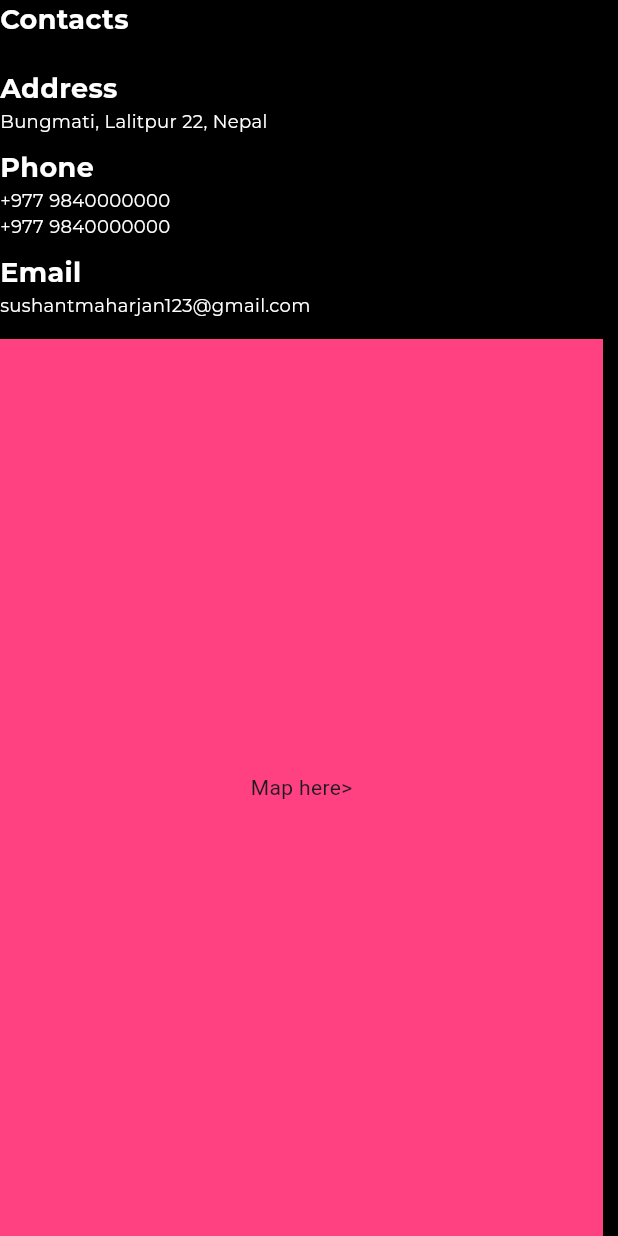
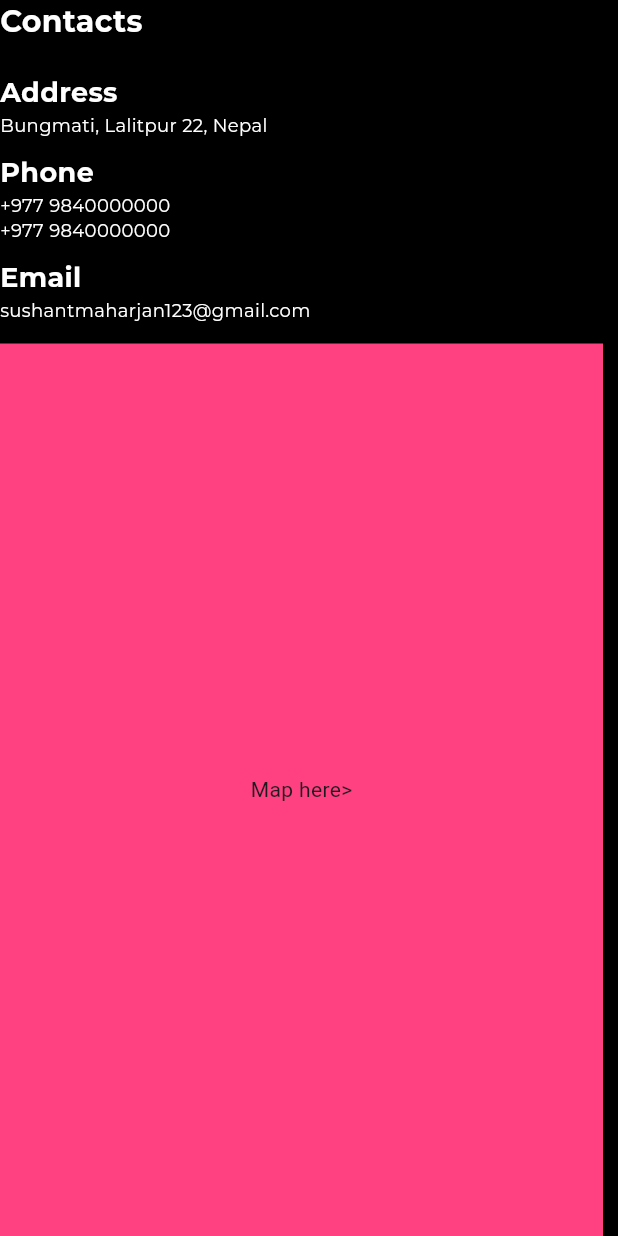
Before and after one commit to sushantmzjn/my_portfolio, a Flutter app: the AddressInfo widget shown alone on an empty page, opened directly, on a phone screen of 412 x 824 dp. Run offline on Flutter 3.47's test engine with Material 3 defaults, Android fonts, the phone set to English and light mode, and no system bars; our stand-ins replace flutter_screenutil.

Commit message:
font change

```diff
--- a/lib/pages/widgets/address_info.dart
+++ b/lib/pages/widgets/address_info.dart
@@ -12,7 +12,7 @@ class AddressInfo extends StatelessWidget {
         Text(
           'Contacts',
           style: TextStyles.boldTextStyle.copyWith(
-            fontSize: 18,
+            fontSize: 20,
             color: Colors.white,
           ),
         ),
--- a/lib/pages/widgets/contact_form.dart
+++ b/lib/pages/widgets/contact_form.dart
@@ -14,7 +14,7 @@ class ContactForm extends StatelessWidget {
         Text(
           'Quick Contact Form',
           style: TextStyles.boldTextStyle.copyWith(
-            fontSize: 18,
+            fontSize: 20,
             color: Colors.white,
           ),
         ),
```
